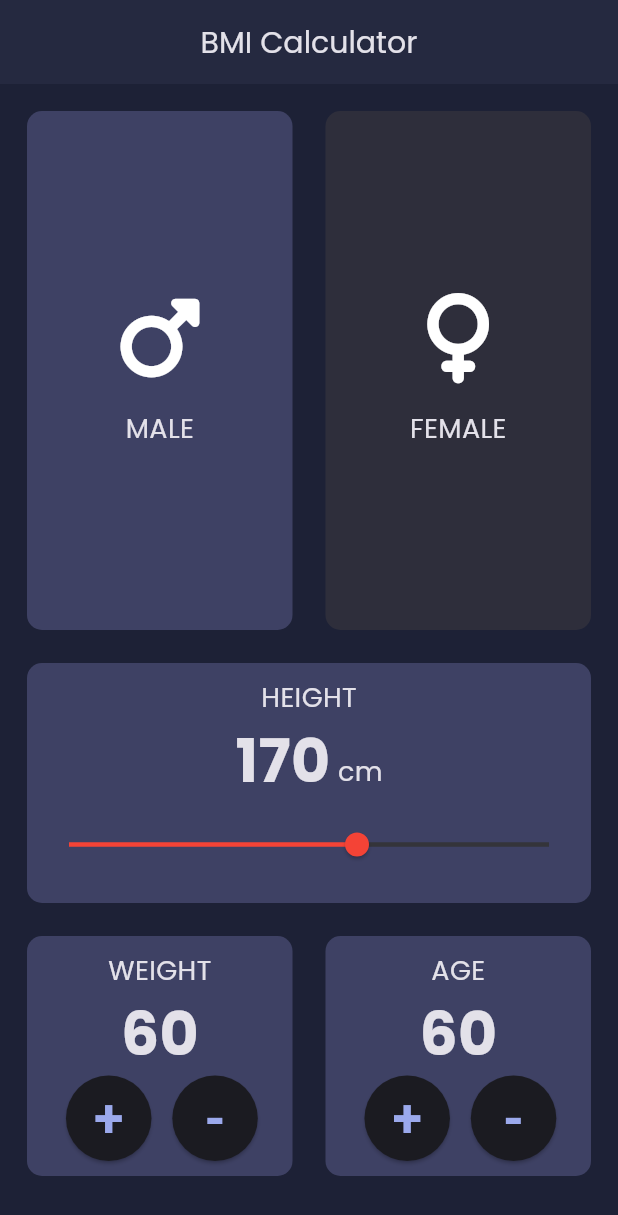
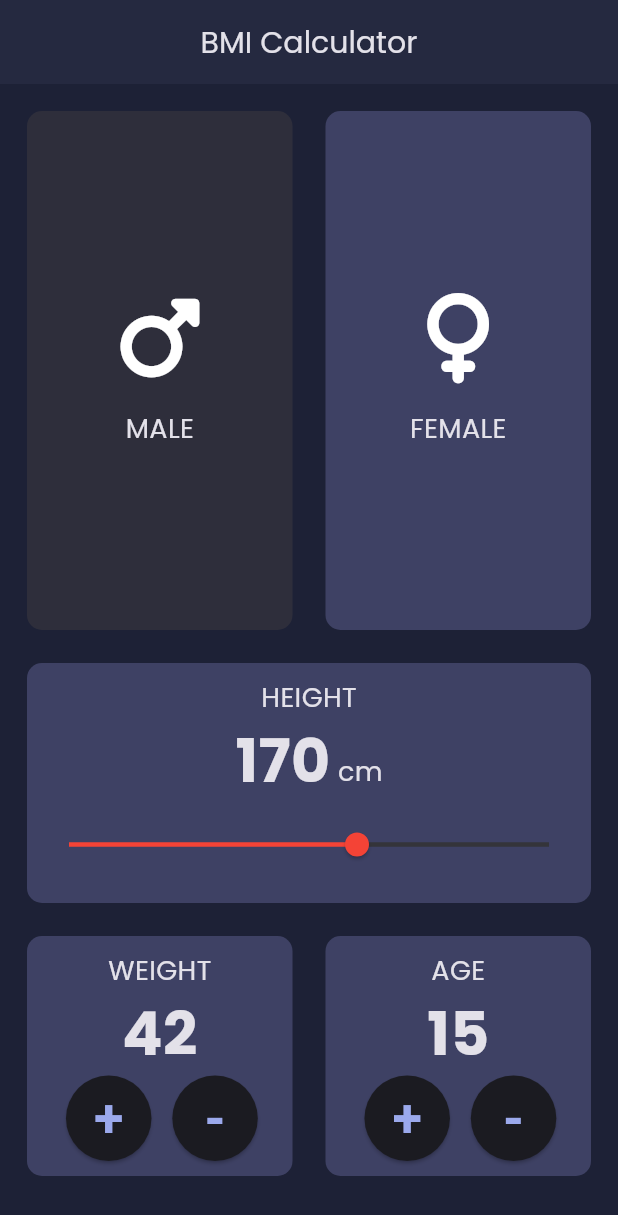
Before and after one commit to nniyazaliev/bmi, a Flutter app: the screen it shows after launch, on a phone screen of 412 x 824 dp. Shown: the top 1215 px of the screen. Run offline on Flutter 3.47's test engine with Material 2 defaults, Android fonts, the phone set to English and light mode, and no system bars; our stand-ins replace font_awesome_flutter, google_fonts.

Commit message:
Code continuation. Lesson 9

```diff
--- a/lib/main.dart
+++ b/lib/main.dart
@@ -1,3 +1,5 @@
+import 'dart:developer';
+
 import 'package:flutter/material.dart';
 import 'package:font_awesome_flutter/font_awesome_flutter.dart';
 import 'package:google_fonts/google_fonts.dart';
@@ -52,8 +54,16 @@ class MyHomePage extends StatefulWidget {
 class _MyHomePageState extends State<MyHomePage> {
   double _currentSliderValue = 170;
 
-  Color inActiveColor = Color(0xFF2E2E3B);
-  Color activeColor = Color(0xFF3E4164);
+  Color inActiveColor = const Color(0xFF2E2E3B);
+  Color activeColor = const Color(0xFF3E4164);
+
+  //tandalty == 0 is Male,tandaldy == 1 is Female
+  int tandaldy = 1;
+
+  Jynys jynys = Jynys.ayal;
+
+  int weight = 42;
+  int age = 15;
 
   @override
   Widget build(BuildContext context) {
@@ -72,16 +82,30 @@ class _MyHomePageState extends State<MyHomePage> {
                 child: Row(
                   children: [
                     _buildGender(
+                        onTap: () {
+                          log('Erkek tandaldy');
+                          setState(() {
+                            jynys = Jynys.erkek;
+                          });
+                        },
                         context: context,
                         icon: FontAwesomeIcons.mars,
                         text: 'Male'.toUpperCase(),
-                        color: activeColor),
+                        color:
+                            jynys == Jynys.erkek ? activeColor : inActiveColor),
                     const SizedBox(width: 22),
                     _buildGender(
+                        onTap: () {
+                          log('Ayal tandaldy');
+                          setState(() {
+                            jynys = Jynys.ayal;
+                          });
+                        },
                         context: context,
                         icon: FontAwesomeIcons.venus,
                         text: 'Female'.toUpperCase(),
-                        color: inActiveColor),
+                        color:
+                            jynys == Jynys.ayal ? activeColor : inActiveColor),
                   ],
                 ),
               ),
@@ -103,7 +127,7 @@ class _MyHomePageState extends State<MyHomePage> {
                       children: [
                         Text(
                           _currentSliderValue.round().toString().toUpperCase(),
-                          style: TextStyle(
+                          style: const TextStyle(
                             fontSize: 40,
                             fontWeight: FontWeight.bold,
                           ),
@@ -111,7 +135,7 @@ class _MyHomePageState extends State<MyHomePage> {
                         const SizedBox(
                           width: 5,
                         ),
-                        Text('cm'),
+                        const Text('cm'),
                       ],
                     ),
                     SliderTheme(
@@ -155,7 +179,7 @@ class _MyHomePageState extends State<MyHomePage> {
                         children: [
                           Text('Weight'.toUpperCase()),
                           Text(
-                            '60',
+                            weight.toString(),
                             style: TextStyle(
                               fontSize: 40,
                               fontWeight: FontWeight.bold,
@@ -165,8 +189,15 @@ class _MyHomePageState extends State<MyHomePage> {
                             mainAxisAlignment: MainAxisAlignment.center,
                             children: [
                               ElevatedButton(
-                                onPressed: () {},
-                                child: Padding(
+                                onPressed: () {
+                                  setState(() {
+                                    weight++;
+                                  });
+                                },
+                                style: ElevatedButton.styleFrom(
+                                  shape: const CircleBorder(),
+                                ),
+                                child: const Padding(
                                   padding: EdgeInsets.all(3),
                                   child: Text(
                                     '+',
@@ -176,13 +207,17 @@ class _MyHomePageState extends State<MyHomePage> {
                                     ),
                                   ),
                                 ),
-                                style: ElevatedButton.styleFrom(
-                                  shape: CircleBorder(),
-                                ),
                               ),
                               ElevatedButton(
-                                onPressed: () {},
-                                child: Padding(
+                                onPressed: () {
+                                  setState(() {
+                                    weight--;
+                                  });
+                                },
+                                style: ElevatedButton.styleFrom(
+                                  shape: const CircleBorder(),
+                                ),
+                                child: const Padding(
                                   padding: EdgeInsets.all(3),
                                   child: Text(
                                     '-',
@@ -192,9 +227,6 @@ class _MyHomePageState extends State<MyHomePage> {
                                     ),
                                   ),
                                 ),
-                                style: ElevatedButton.styleFrom(
-                                  shape: CircleBorder(),
-                                ),
                               ),
                             ],
                           ),
@@ -202,7 +234,7 @@ class _MyHomePageState extends State<MyHomePage> {
                       ),
                     ),
                   ),
-                  SizedBox(
+                  const SizedBox(
                     width: 22,
                   ),
                   Expanded(
@@ -217,7 +249,7 @@ class _MyHomePageState extends State<MyHomePage> {
                         children: [
                           Text('Age'.toUpperCase()),
                           Text(
-                            '60',
+                            age.toString(),
                             style: TextStyle(
                               fontSize: 40,
                               fontWeight: FontWeight.bold,
@@ -227,8 +259,15 @@ class _MyHomePageState extends State<MyHomePage> {
                             mainAxisAlignment: MainAxisAlignment.center,
                             children: [
                               ElevatedButton(
-                                onPressed: () {},
-                                child: Padding(
+                                onPressed: () {
+                                  setState(() {
+                                    age++;
+                                  });
+                                },
+                                style: ElevatedButton.styleFrom(
+                                  shape: const CircleBorder(),
+                                ),
+                                child: const Padding(
                                   padding: EdgeInsets.all(3),
                                   child: Text(
                                     '+',
@@ -238,13 +277,17 @@ class _MyHomePageState extends State<MyHomePage> {
                                     ),
                                   ),
                                 ),
-                                style: ElevatedButton.styleFrom(
-                                  shape: CircleBorder(),
-                                ),
                               ),
                               ElevatedButton(
-                                onPressed: () {},
-                                child: Padding(
+                                onPressed: () {
+                                  setState(() {
+                                    age--;
+                                  });
+                                },
+                                style: ElevatedButton.styleFrom(
+                                  shape: const CircleBorder(),
+                                ),
+                                child: const Padding(
                                   padding: EdgeInsets.all(3),
                                   child: Text(
                                     '-',
@@ -253,9 +296,6 @@ class _MyHomePageState extends State<MyHomePage> {
                                       fontWeight: FontWeight.bold,
                                     ),
                                   ),
-                                ),
-                                style: ElevatedButton.styleFrom(
-                                  shape: CircleBorder(),
                                 ),
                               ),
                             ],
@@ -279,9 +319,11 @@ class _MyHomePageState extends State<MyHomePage> {
     required IconData icon,
     required String text,
     required Color color,
+    required Function() onTap,
   }) {
     return Expanded(
       child: GestureDetector(
+        onTap: onTap,
         child: Container(
           decoration: BoxDecoration(
             color: color,
@@ -308,9 +350,16 @@ class _MyHomePageState extends State<MyHomePage> {
               borderRadius: BorderRadius.circular(30),
             ),
           ), */
-          onTap: () {
-            print("Pressed");
-          }),
+      ),
     );
   }
 }
+
+enum Jynys { erkek, ayal }
+
+enum Tus {
+  ak,
+  kara,
+  kok,
+  tigibu,
+}
```
Lines whose indentation alone changed are shown as unchanged.
